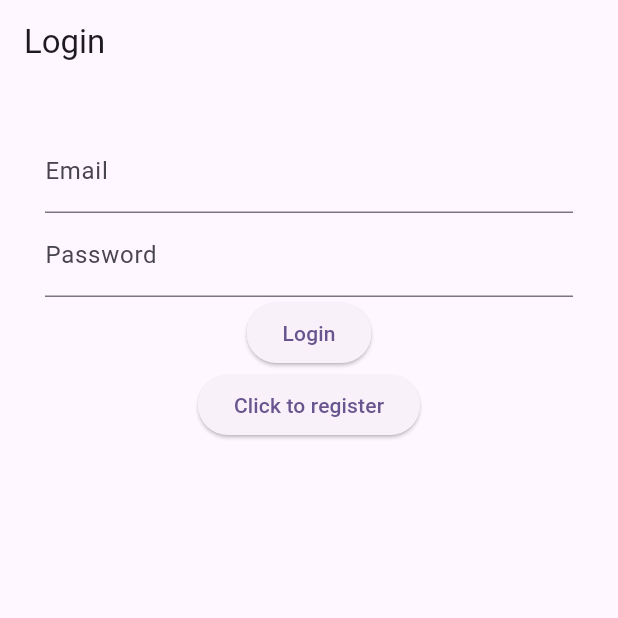
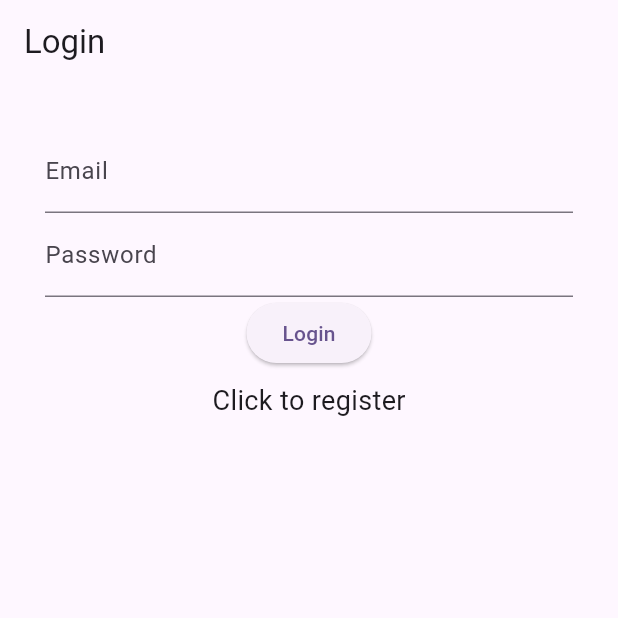
Before and after one commit to GastroGo/gastro, a Flutter app: the screen it shows after launch, on a phone screen of 412 x 824 dp, the top half of it. Run offline on Flutter 3.47's test engine with Material 3 defaults, Android fonts, the phone set to English and light mode, and no system bars; our stand-ins replace firebase_auth, firebase_core, firebase_database; accounts and stored records are empty.

Commit message:
Update Login.dart

```diff
--- a/lib/screens/Login.dart
+++ b/lib/screens/Login.dart
@@ -1,6 +1,7 @@
 import 'dart:async';
 
 import 'package:firebase_database/firebase_database.dart';
+import 'package:flutter/gestures.dart';
 import 'package:flutter/material.dart';
 import 'package:firebase_auth/firebase_auth.dart';
 import 'package:gastro/firebase/AuthService.dart';
@@ -82,14 +83,17 @@ class _LoginState extends State<Login> {
                   }
                 },
               ),
-              ElevatedButton(
-                child: Text('Click to register'),
-                onPressed: () async {
-                  Navigator.pushReplacement(
-                    context,
-                    MaterialPageRoute(builder: (context) => Register()),
-                  );
-                },
+              Padding(
+                padding: const EdgeInsets.all(8.0),
+                child: InkWell(
+                  onTap: () {
+                      Navigator.pushReplacement(
+                        context,
+                        MaterialPageRoute(builder: (context) => Register()),
+                      );
+                  },
+                  child: Text("Click to register", style: TextStyle(fontSize: 18),),
+                ),
               ),
             ],
           ),
```
